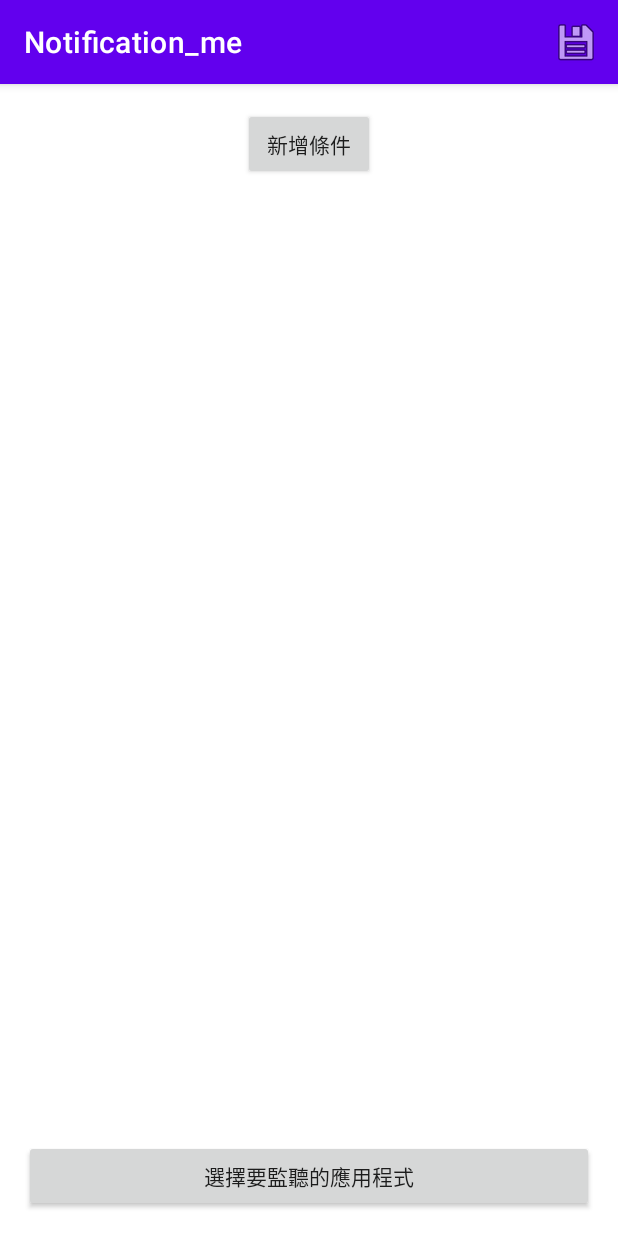
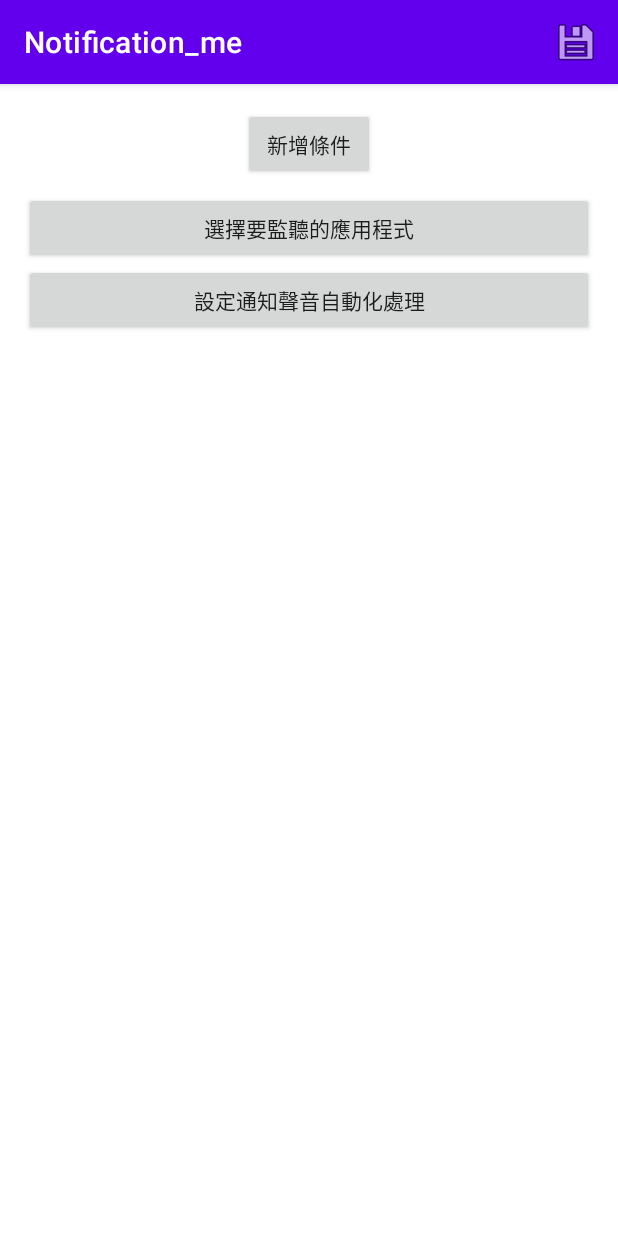
Before and after one commit to CrossLeaf/Notify_me, an Android app: the screen it shows after launch (MainActivity), on a phone screen of 412 x 824 dp. Run offline under Robolectric (Android 15) with nearby library versions, the phone set to English and light mode, and no system bars.

Commit message:
add: 新增通知音量調整頁面

```diff
--- a/app/src/main/java/com/eton/notification_me/MainActivity.kt
+++ b/app/src/main/java/com/eton/notification_me/MainActivity.kt
@@ -102,6 +102,9 @@ open class MainActivity : AppCompatActivity() {
         findViewById<AppCompatButton>(R.id.btnPickApp).setOnClickListener {
             startActivity(Intent(this, AppListActivity::class.java))
         }
+        findViewById<AppCompatButton>(R.id.btnSetNotificationVolume).setOnClickListener {
+            startActivity(Intent(this, NotificationVolumeActivity::class.java))
+        }
     }
 
     /**
--- a/app/src/main/res/layout/activity_main.xml
+++ b/app/src/main/res/layout/activity_main.xml
@@ -20,15 +20,15 @@
         app:layout_constraintTop_toTopOf="parent"
         app:layout_constraintVertical_bias="0"
         app:layout_constraintVertical_chainStyle="packed"
-        tools:itemCount="20"
+        tools:itemCount="2"
         tools:listitem="@layout/item_condition" />
 
     <androidx.appcompat.widget.AppCompatButton
         android:id="@+id/btnAdd"
         android:layout_width="wrap_content"
         android:layout_height="wrap_content"
+        android:layout_marginBottom="8dp"
         android:text="新增條件"
-        android:layout_marginBottom="8dp"
         app:layout_constraintBottom_toTopOf="@+id/btnPickApp"
         app:layout_constraintEnd_toEndOf="parent"
         app:layout_constraintStart_toStartOf="parent"
@@ -39,7 +39,18 @@
         android:layout_width="0dp"
         android:layout_height="wrap_content"
         android:text="選擇要監聽的應用程式"
+        app:layout_constraintBottom_toTopOf="@+id/btnSetNotificationVolume"
+        app:layout_constraintEnd_toEndOf="parent"
+        app:layout_constraintStart_toStartOf="parent"
+        app:layout_constraintTop_toBottomOf="@+id/btnAdd" />
+
+    <androidx.appcompat.widget.AppCompatButton
+        android:id="@+id/btnSetNotificationVolume"
+        android:layout_width="match_parent"
+        android:layout_height="wrap_content"
+        android:text="設定通知聲音自動化處理"
         app:layout_constraintBottom_toBottomOf="parent"
         app:layout_constraintEnd_toEndOf="parent"
-        app:layout_constraintStart_toStartOf="parent" />
+        app:layout_constraintStart_toStartOf="parent"
+        app:layout_constraintTop_toBottomOf="@id/btnPickApp" />
 </androidx.constraintlayout.widget.ConstraintLayout>
```
Also changed, not shown: app/src/main/AndroidManifest.xml (+6 -1 lines), app/src/main/java/com/eton/notification_me/NotificationVolumeActivity.kt (added, +26 -0 lines), app/src/main/res/layout/activity_notification_volume.xml (added, +9 -0 lines).
